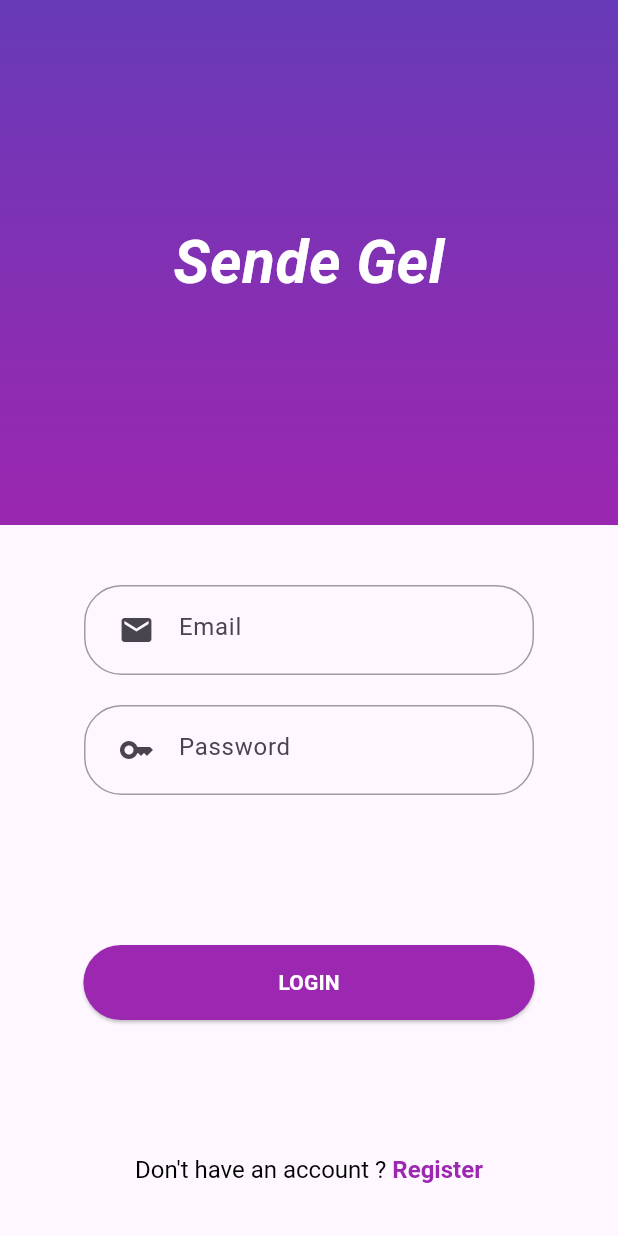
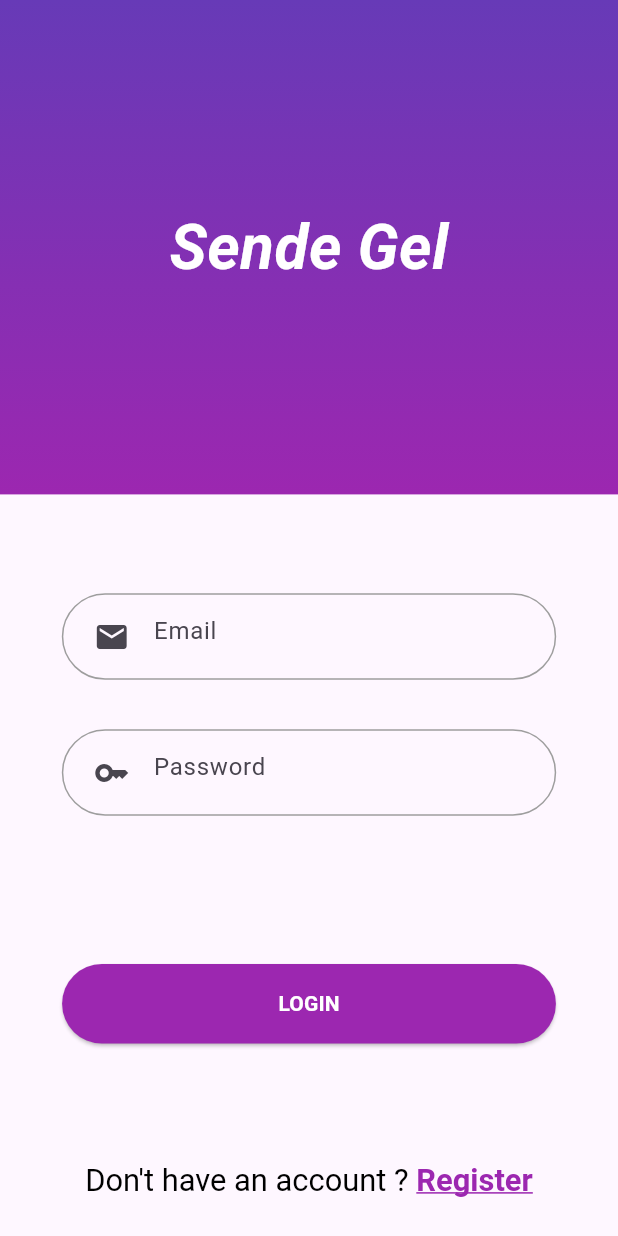
Before and after one commit to Dsoylular/SendeGel, a Flutter app: the screen it shows after launch, on a phone screen of 412 x 824 dp. Run offline on Flutter 3.47's test engine with Material 3 defaults, Android fonts, the light colour scheme and no system bars.

Commit message:
login Page ilk tasarım düzenlemeleri yapıldı

```diff
--- a/lib/EntryPage.dart
+++ b/lib/EntryPage.dart
@@ -1,5 +1,5 @@
+import 'package:flutter/gestures.dart';
 import 'package:flutter/material.dart';
-
 
 class EntryPage extends StatefulWidget {
   const EntryPage({Key? key}) : super(key: key);
@@ -13,12 +13,23 @@ class EntryPage extends StatefulWidget {
 class _EntryState extends State<EntryPage> {
   @override
   Widget build(BuildContext context) {
+    final Size screenSize = MediaQuery.of(context).size;
+
+    final double headerHeightRatio = 0.4;
+
+    final double spacingRatio = 0.04;
+
+    final double inputWidthRatio = 0.8;
+
+    final double inputHeightRatio = 0.07;
+
     return Scaffold(
-      body: Column(
+      body: SingleChildScrollView(
+        child: Column(
           children: [
             Container(
               width: double.infinity,
-            height: 350,
+              height: screenSize.height * headerHeightRatio,
               decoration: const BoxDecoration(
                 gradient: LinearGradient(
                   begin: Alignment.topCenter,
@@ -29,14 +40,11 @@ class _EntryState extends State<EntryPage> {
                   ],
                 ),
               ),
-            child: const SizedBox(
-              width: double.infinity,
-              height: 350,
               child: Center(
                 child: Text(
                   "Sende Gel",
                   style: TextStyle(
-                    fontSize: 40.0,
+                    fontSize: screenSize.width * 0.1,
                     fontWeight: FontWeight.bold,
                     color: Colors.white,
                     fontStyle: FontStyle.italic,
@@ -44,17 +52,14 @@ class _EntryState extends State<EntryPage> {
                 ),
               ),
             ),
-          ),
-          const SizedBox(height: 40),
-
-          Center(
-            child: Container(
-              width: 300,
-              height: 60,
-              padding: EdgeInsets.all(10),
+            SizedBox(height: screenSize.height * (spacingRatio*2)),
+            Container(
+              width: screenSize.width * inputWidthRatio,
+              height: screenSize.height * inputHeightRatio,
+              padding: EdgeInsets.all(screenSize.width * 0.02),
               decoration: BoxDecoration(
                 border: Border.all(color: Colors.grey),
-                borderRadius: BorderRadius.circular(25),
+                borderRadius: BorderRadius.circular(screenSize.width * 0.1),
               ),
               child: const TextField(
                 decoration: InputDecoration(
@@ -65,17 +70,14 @@ class _EntryState extends State<EntryPage> {
                 ),
               ),
             ),
-          ),
-          const SizedBox(height: 20),
-
-          Center(
-            child: Container(
-              width: 300,
-              height: 60,
-              padding: EdgeInsets.all(10),
+            SizedBox(height: screenSize.height * spacingRatio),
+            Container(
+              width: screenSize.width * inputWidthRatio,
+              height: screenSize.height * inputHeightRatio,
+              padding: EdgeInsets.all(screenSize.width * 0.02),
               decoration: BoxDecoration(
                 border: Border.all(color: Colors.grey),
-                borderRadius: BorderRadius.circular(25),
+                borderRadius: BorderRadius.circular(screenSize.width * 0.1),
               ),
               child: const TextField(
                 decoration: InputDecoration(
@@ -86,17 +88,15 @@ class _EntryState extends State<EntryPage> {
                 ),
               ),
             ),
-          ),
-          const SizedBox(height: 100),
-
-          Center(
-            child: ElevatedButton(
+            SizedBox(height: screenSize.height * (spacingRatio * 3)),
+            ElevatedButton(
               onPressed: () {
-                //TODO:  HERE SHOULD BE FILLED!!!!!
+                //TODO: Implement login functionality
               },
               style: ElevatedButton.styleFrom(
-                  padding: const EdgeInsets.symmetric(
-                      horizontal: 130, vertical: 15
+                padding: EdgeInsets.symmetric(
+                    horizontal: screenSize.width * 0.35,
+                    vertical: screenSize.width * 0.04
                 ),
                 backgroundColor: Colors.purple,
               ),
@@ -108,25 +108,28 @@ class _EntryState extends State<EntryPage> {
                 ),
               ),
             ),
-          ),
-          const SizedBox(height: 90),
-
+            SizedBox(height: screenSize.height * (spacingRatio * 2.4)),
             RichText(
-            text: const TextSpan(
+              text: TextSpan(
                 style: TextStyle(
-                fontSize: 16.0,
+                  fontSize: screenSize.width * 0.05,
                   color: Colors.black,
                 ),
                 children: <TextSpan>[
-                TextSpan(
+                  const TextSpan(
                     text: "Don't have an account ? ",
                   ),
                   TextSpan(
                     text: 'Register',
-                  style: TextStyle(
+                    style: const TextStyle(
                       fontWeight: FontWeight.bold,
                       color: Colors.purple,
+                      decoration: TextDecoration.underline,
                     ),
+                    recognizer: TapGestureRecognizer()
+                      ..onTap = () {
+                        // TODO: Register ekranına yönlendirme yapılacak
+                      },
                   ),
                 ],
               ),
@@ -134,6 +137,7 @@ class _EntryState extends State<EntryPage> {
 
           ],
         ),
+      ),
     );
   }
 }
```
Lines whose indentation alone changed are shown as unchanged.
